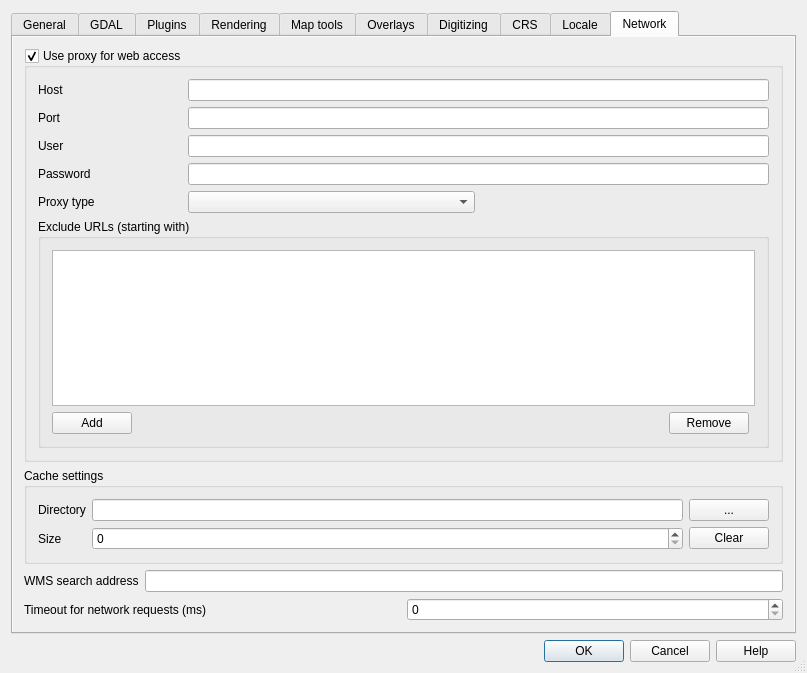
qgis/QGIS, file src/ui/qgsoptionsbase.ui: the form before one commit.
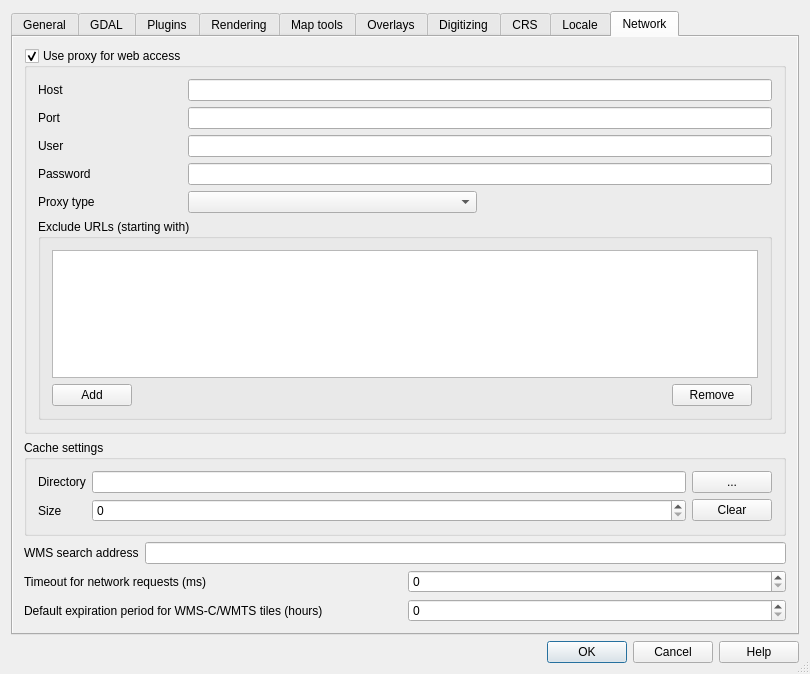
The form after the commit. The open tabs and pages were chosen to show the change. Icons and pictures are not drawn. Custom widgets are drawn as their Qt base class.

Commit message: - extend support for user defined network timeout to QgsNetworkAccessManager - support for user defined tile expiration time for WMTS/WMS-C tiles (fixes #5104)

Patch:
```diff
--- a/src/ui/qgsoptionsbase.ui
+++ b/src/ui/qgsoptionsbase.ui
@@ -6,8 +6,8 @@
    <rect>
     <x>0</x>
     <y>0</y>
-    <width>807</width>
-    <height>673</height>
+    <width>810</width>
+    <height>674</height>
    </rect>
   </property>
   <property name="windowTitle">
@@ -2575,8 +2575,8 @@
            <rect>
             <x>0</x>
             <y>0</y>
-            <width>791</width>
-            <height>599</height>
+            <width>589</width>
+            <height>582</height>
            </rect>
           </property>
           <layout class="QGridLayout" name="gridLayout_20">
@@ -2768,7 +2768,7 @@
              </item>
             </layout>
            </item>
-           <item row="3" column="0">
+           <item row="4" column="0">
             <layout class="QHBoxLayout" name="horizontalLayout">
              <item>
               <widget class="QLabel" name="mNetworkTimeoutLabel">
@@ -2786,6 +2786,24 @@
              </item>
             </layout>
            </item>
+           <item row="5" column="0">
+            <layout class="QHBoxLayout" name="horizontalLayout_17">
+             <item>
+              <widget class="QLabel" name="label_32">
+               <property name="text">
+                <string>Default expiration period for WMS-C/WMTS tiles (hours)</string>
+               </property>
+              </widget>
+             </item>
+             <item>
+              <widget class="QSpinBox" name="mDefaultTileExpirySpinBox">
+               <property name="maximum">
+                <number>100000000</number>
+               </property>
+              </widget>
+             </item>
+            </layout>
+           </item>
           </layout>
          </widget>
         </widget>
```
Left out of the diff: 30 changed lines with no effect on the pictures. The commit also changes 3 other files.
